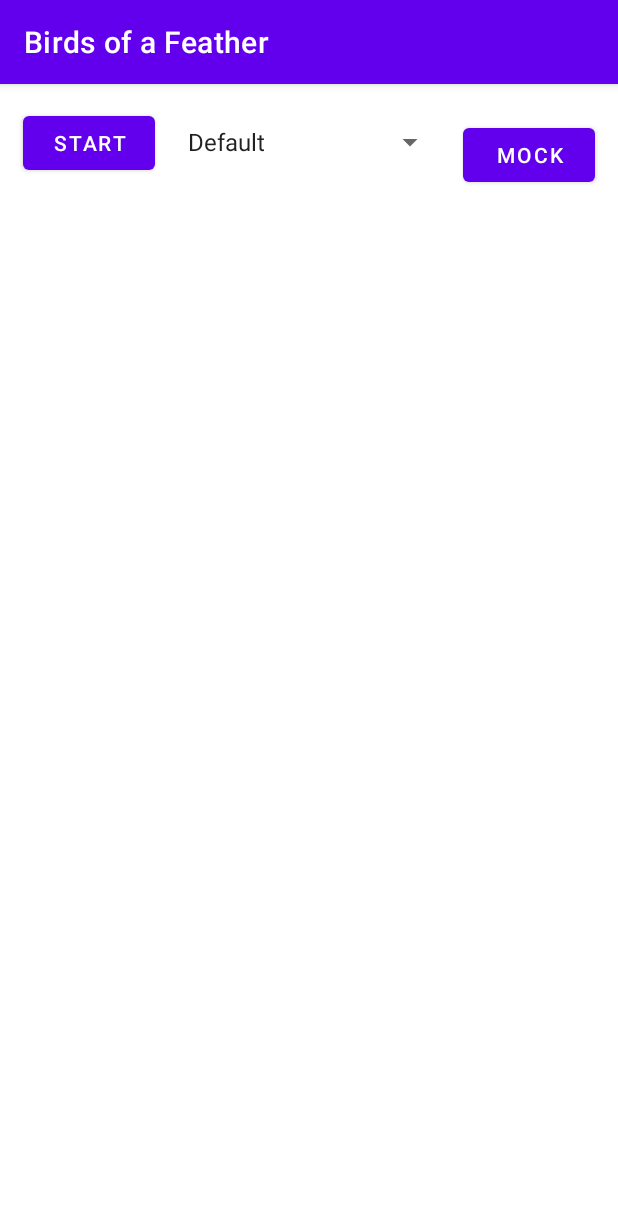
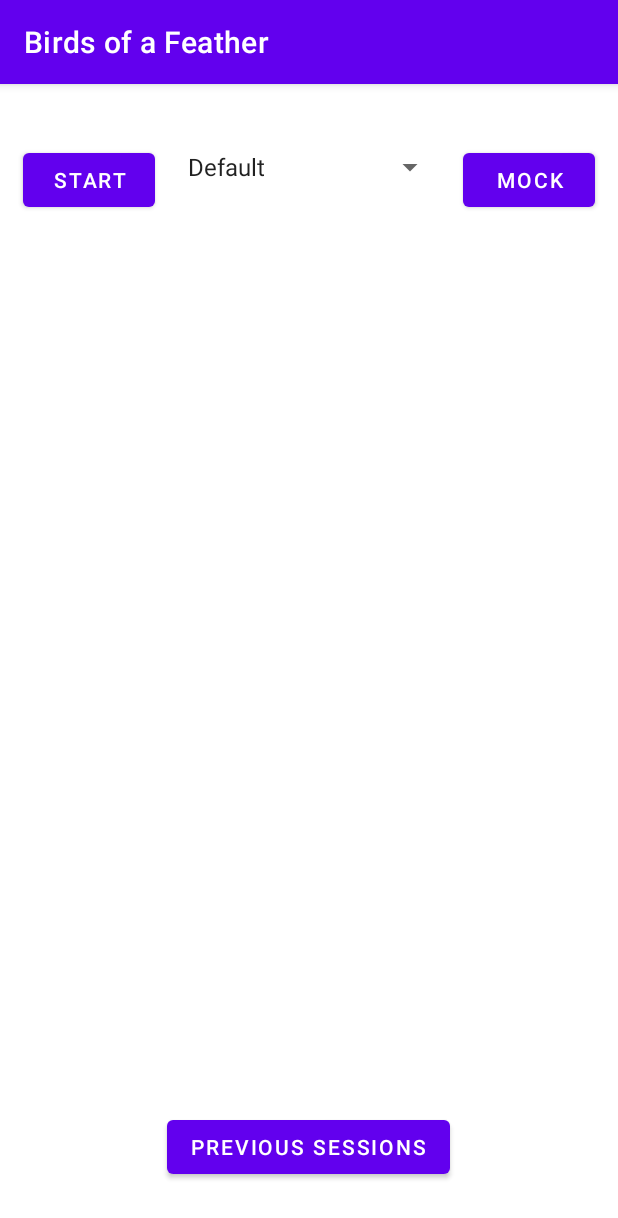
Before and after one commit to CSE-110-Winter-2022/birds-of-a-feather-team-19, an Android app: the MainActivity screen opened directly, with no data from a screen before it, on a phone screen of 412 x 824 dp. Shown: the top 1218 px of the screen. Run offline under Robolectric (Android 15) with nearby library versions, the phone set to English and light mode, and no system bars; our stand-ins replace Room's generated code; libraries missing offline, so code that uses them is left out: com.google.android.gms; 3 statements that could not run were skipped.

Commit message:
Created activity for list of previous sessions

```diff
--- a/app/src/main/AndroidManifest.xml
+++ b/app/src/main/AndroidManifest.xml
@@ -9,6 +9,9 @@
         android:roundIcon="@mipmap/ic_launcher_round"
         android:supportsRtl="true"
         android:theme="@style/Theme.Birdsofafeatherteam19">
+        <activity
+            android:name=".SelectPreviousSessionActivity"
+            android:exported="false" />
         <activity
             android:name=".MockNearbyMessageActivity"
             android:exported="true" />
--- a/app/src/main/java/com/example/birds_of_a_feather_team_19/MainActivity.java
+++ b/app/src/main/java/com/example/birds_of_a_feather_team_19/MainActivity.java
@@ -251,4 +251,9 @@ public class MainActivity extends AppCompatActivity {
         Intent intent = new Intent(this, MockNearbyMessageActivity.class);
         startActivity(intent);
     }
+
+    public void onPreviousSessionsButtonClicked(View view) {
+        Intent intent = new Intent();
+        startActivity(intent);
+    }
 }
--- a/app/src/main/res/layout/activity_main.xml
+++ b/app/src/main/res/layout/activity_main.xml
@@ -8,13 +8,14 @@
 
     <androidx.recyclerview.widget.RecyclerView
         android:id="@+id/usersMainRecyclerView"
-        android:layout_width="0dp"
-        android:layout_height="0dp"
+        android:layout_width="382dp"
+        android:layout_height="513dp"
         android:layout_margin="15dp"
         app:layout_constraintBottom_toBottomOf="parent"
+        app:layout_constraintHorizontal_bias="0.517"
         app:layout_constraintLeft_toLeftOf="parent"
         app:layout_constraintRight_toRightOf="parent"
-        app:layout_constraintTop_toBottomOf="@id/startStopMainButton" />
+        app:layout_constraintTop_toTopOf="parent" />
 
     <Button
         android:id="@+id/startStopMainButton"
@@ -51,4 +52,18 @@
         app:layout_constraintEnd_toStartOf="@+id/mockMessageMainButton"
         app:layout_constraintStart_toEndOf="@+id/startStopMainButton"
         app:layout_constraintTop_toTopOf="parent" />
+
+    <Button
+        android:id="@+id/previous_sessions_button"
+        android:layout_width="wrap_content"
+        android:layout_height="wrap_content"
+        android:layout_marginStart="111dp"
+        android:layout_marginTop="37dp"
+        android:layout_marginEnd="112dp"
+        android:layout_marginBottom="29dp"
+        android:text="Previous Sessions"
+        app:layout_constraintBottom_toBottomOf="parent"
+        app:layout_constraintEnd_toEndOf="parent"
+        app:layout_constraintStart_toStartOf="parent"
+        app:layout_constraintTop_toBottomOf="@+id/usersMainRecyclerView" />
 </androidx.constraintlayout.widget.ConstraintLayout>
```
Also changed, not shown: app/src/main/java/com/example/birds_of_a_feather_team_19/SelectPreviousSessionActivity.java (added, +14 -0 lines), app/src/main/res/layout/activity_select_previous_session.xml (added, +20 -0 lines).
